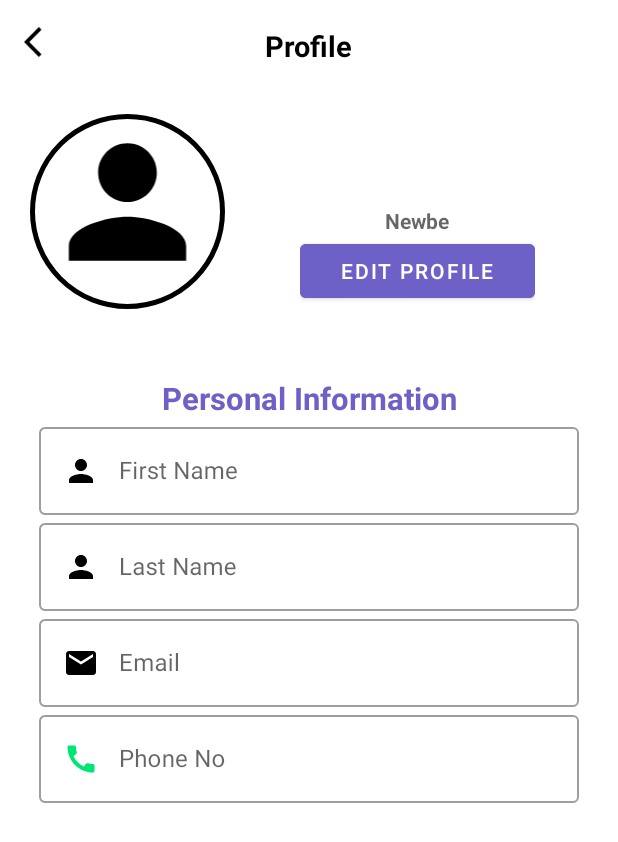
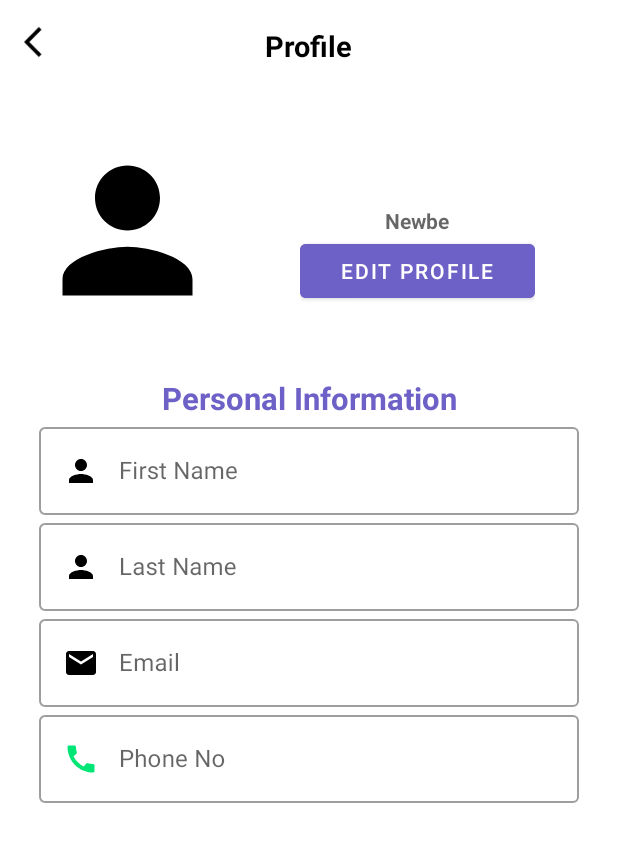
Before and after one commit to M-SHAHAB-ALI-YOUSAF/online_loader_system_android, an Android app: the Dashbaord_Fragment screen opened directly, with no data from a screen before it, after a tap on "Profile", on a phone screen of 412 x 824 dp. Shown: the top 842 px of the screen. Run offline under Robolectric (Android 15) with nearby library versions, the phone set to English and light mode, and no system bars; our stand-ins replace CircleImageView, Volley, sdp/ssp sizes; pictures from the network do not load; Roboto replaces fonts that are not available here; 1 other tap on this screen came first.

Commit message:
Edit profile 30-02-24

```diff
--- a/app/src/main/java/com/shahab12344/loader_system/Dashbaord_Fragment.java
+++ b/app/src/main/java/com/shahab12344/loader_system/Dashbaord_Fragment.java
@@ -41,6 +41,8 @@ import com.android.volley.Request;
 import com.android.volley.Response;
 import com.android.volley.VolleyError;
 import com.android.volley.toolbox.StringRequest;
+import com.bumptech.glide.Glide;
+import com.bumptech.glide.request.RequestOptions;
 import com.google.android.gms.location.FusedLocationProviderClient;
 import com.google.android.gms.location.LocationServices;
 import com.google.android.gms.maps.CameraUpdateFactory;
@@ -72,7 +74,7 @@ public class Dashbaord_Fragment extends Fragment implements OnMapReadyCallback,
 
     //session
     private SessionManager sessionManager;
-
+    String email;
     private GoogleMap mMap;
     private FusedLocationProviderClient fusedLocationProviderClient;
     private Location currentLocation;
@@ -171,6 +173,15 @@ public class Dashbaord_Fragment extends Fragment implements OnMapReadyCallback,
 
         // Find the TextView in the header layout by its ID
         TextView headerTextView = headerView.findViewById(R.id.User_name_in_header);
+        ImageView profile = headerView.findViewById(R.id.userprofile);
+        String profileImageUri = sessionManager.getProfileImageUri();
+        if (profileImageUri != null) {
+            // Load the profile image using Glide and transform it into a circle
+            Glide.with(this)
+                    .load("http://10.0.2.2/Cargo_Go/v1/" + profileImageUri)
+                    .apply(RequestOptions.circleCropTransform())
+                    .into(profile);
+        }
 
         // Retrieve the user's first name from SessionManager
         String firstName = sessionManager.getFirstName();
@@ -303,7 +314,6 @@ public class Dashbaord_Fragment extends Fragment implements OnMapReadyCallback,
 
             case R.id.logout:
                 sessionManager.logoutUser();
-
                 // Navigate back to the login or splash screen
                 Intent intent = new Intent(requireActivity(), Login_Registration.class); // Replace with your login activity
                 startActivity(intent);
@@ -401,7 +411,13 @@ public class Dashbaord_Fragment extends Fragment implements OnMapReadyCallback,
             @Override
             protected Map<String, String> getParams() throws AuthFailureError {
                 Map<String, String> params = new HashMap<>();
-                params.put("Email", "khalid@g.c");
+                if(sessionManager.getRole()=="Driver"){
+                     email = "Driver_Email";
+                }
+                else{
+                    email = "Email";
+                }
+                params.put(email, sessionManager.getEmail());
                 return params;
             }
         };
--- a/app/src/main/java/com/shahab12344/loader_system/Show_Profile_customerFragment.java
+++ b/app/src/main/java/com/shahab12344/loader_system/Show_Profile_customerFragment.java
@@ -11,6 +11,8 @@ import android.widget.Button;
 import android.widget.ImageView;
 import android.widget.TextView;
 
+import com.bumptech.glide.Glide;
+import com.bumptech.glide.request.RequestOptions;
 import com.google.android.material.textfield.TextInputEditText;
 import com.google.android.material.textfield.TextInputLayout;
 
@@ -67,7 +69,15 @@ public class Show_Profile_customerFragment extends Fragment {
         String lastName = sessionManager.getLastName();
         String email = sessionManager.getEmail();
         String phoneNumber = sessionManager.getPhoneNumber();
-
+        String profileImageUri = sessionManager.getProfileImageUri();
+        ImageView imageView = view.findViewById(R.id.profile_image);
+        if (profileImageUri != null) {
+            // Load the profile image using Glide and transform it into a circle
+            Glide.with(this)
+                    .load("http://10.0.2.2/Cargo_Go/v1/" + profileImageUri)
+                    .apply(RequestOptions.circleCropTransform())
+                    .into(imageView);
+        }
         // Set the retrieved user data to TextViews
         firstNameEditText.getEditText().setText(firstName);
         lastNameTabTextView.getEditText().setText(lastName);
--- a/app/src/main/res/layout/fragment_show__profile_customer.xml
+++ b/app/src/main/res/layout/fragment_show__profile_customer.xml
@@ -45,21 +45,11 @@
             android:padding="20dp">
 
             <!-- Profile border -->
-            <ImageView
-                android:id="@+id/profile_border"
+            <de.hdodenhof.circleimageview.CircleImageView
+                android:id="@+id/profile_image"
                 android:layout_width="@dimen/_100sdp"
                 android:layout_height="@dimen/_100sdp"
-                android:layout_alignParentLeft="true"
-                android:layout_centerHorizontal="true"
-                android:src="@drawable/circle_background" />
-
-            <!-- Profile image -->
-            <ImageView
-                android:id="@+id/profile_image"
-                android:layout_width="@dimen/_100sdp"
-                android:layout_height="@dimen/_90sdp"
-                android:layout_alignParentLeft="true"
-                android:scaleType="fitCenter"
+                android:layout_centerVertical="true"
                 android:src="@drawable/person_" />
 
             <!-- Text boxes and button -->
--- a/app/src/main/res/layout/header.xml
+++ b/app/src/main/res/layout/header.xml
@@ -8,8 +8,9 @@
     android:orientation="vertical">
 
     <ImageView
-        android:layout_width="@dimen/_120sdp"
-        android:layout_height="@dimen/_120sdp"
+        android:id="@+id/userprofile"
+        android:layout_width="@dimen/_90sdp"
+        android:layout_height="@dimen/_90sdp"
         android:src="@drawable/person_" />
 
     <TextView
```
Also changed, not shown: app/src/main/java/com/shahab12344/loader_system/Driver_Homepage_Fragment.java (+14 -4 lines), app/src/main/java/com/shahab12344/loader_system/Driver_profile_Fragment.java (+13 -0 lines), app/src/main/java/com/shahab12344/loader_system/Edit_customer_profileFragment.java (+39 -11 lines), app/src/main/res/layout/fragment_driver_profile_.xml (+4 -11 lines), app/src/main/res/layout/fragment_edit_customer_profile.xml (+29 -13 lines).
